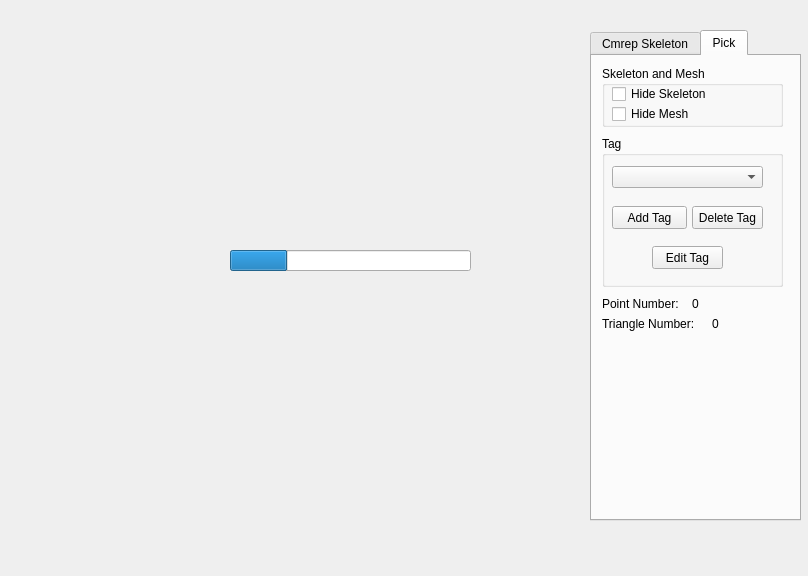
This is EventQtSlotConnect.ui in tiansijie/cmrep_skelGUI as Qt 5 draws it before an edit. The edited form follows.
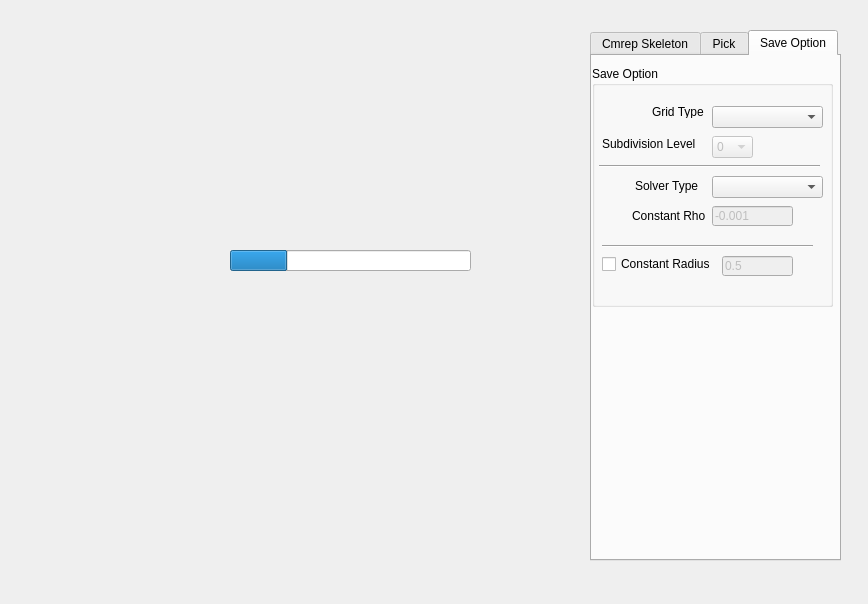
This is the edited form. The open tabs and pages were chosen to show the change. Custom widgets are drawn as their Qt base class.

Commit message: Add decimation and save cmrep file

The edit to the form file:
```diff
--- a/EventQtSlotConnect.ui
+++ b/EventQtSlotConnect.ui
@@ -6,8 +6,8 @@
    <rect>
     <x>0</x>
     <y>0</y>
-    <width>808</width>
-    <height>576</height>
+    <width>868</width>
+    <height>604</height>
    </rect>
   </property>
   <property name="windowTitle">
@@ -23,7 +23,7 @@
       <x>20</x>
       <y>30</y>
       <width>551</width>
-      <height>491</height>
+      <height>531</height>
      </rect>
     </property>
     <property name="sizePolicy">
@@ -41,8 +41,8 @@
      <rect>
       <x>590</x>
       <y>30</y>
-      <width>211</width>
-      <height>491</height>
+      <width>251</width>
+      <height>531</height>
      </rect>
     </property>
     <property name="currentIndex">
@@ -373,8 +373,8 @@
        <rect>
         <x>10</x>
         <y>80</y>
-        <width>181</width>
-        <height>151</height>
+        <width>231</width>
+        <height>131</height>
        </rect>
       </property>
       <property name="title">
@@ -383,9 +383,9 @@
       <widget class="QComboBox" name="comboBoxTagPoint">
        <property name="geometry">
         <rect>
-         <x>10</x>
-         <y>30</y>
-         <width>151</width>
+         <x>20</x>
+         <y>20</y>
+         <width>181</width>
          <height>22</height>
         </rect>
        </property>
@@ -402,8 +402,8 @@
       <widget class="QPushButton" name="pushButtonAddTag">
        <property name="geometry">
         <rect>
-         <x>10</x>
-         <y>70</y>
+         <x>20</x>
+         <y>60</y>
          <width>75</width>
          <height>23</height>
         </rect>
@@ -415,8 +415,8 @@
       <widget class="QPushButton" name="pushButtonDeleteTag">
        <property name="geometry">
         <rect>
-         <x>90</x>
-         <y>70</y>
+         <x>130</x>
+         <y>60</y>
          <width>71</width>
          <height>23</height>
         </rect>
@@ -428,8 +428,8 @@
       <widget class="QPushButton" name="pushButtonEditTag">
        <property name="geometry">
         <rect>
-         <x>50</x>
-         <y>110</y>
+         <x>80</x>
+         <y>100</y>
          <width>71</width>
          <height>23</height>
         </rect>
@@ -443,7 +443,7 @@
       <property name="geometry">
        <rect>
         <x>10</x>
-        <y>240</y>
+        <y>220</y>
         <width>81</width>
         <height>16</height>
        </rect>
@@ -465,7 +465,7 @@
       <property name="geometry">
        <rect>
         <x>100</x>
-        <y>240</y>
+        <y>220</y>
         <width>31</width>
         <height>16</height>
        </rect>
@@ -487,7 +487,7 @@
       <property name="geometry">
        <rect>
         <x>10</x>
-        <y>260</y>
+        <y>240</y>
         <width>101</width>
         <height>16</height>
        </rect>
@@ -509,7 +509,7 @@
       <property name="geometry">
        <rect>
         <x>120</x>
-        <y>260</y>
+        <y>240</y>
         <width>31</width>
         <height>16</height>
        </rect>
@@ -532,7 +532,7 @@
        <rect>
         <x>10</x>
         <y>10</y>
-        <width>181</width>
+        <width>231</width>
         <height>61</height>
        </rect>
       </property>
@@ -566,12 +566,329 @@
        </property>
       </widget>
      </widget>
-     <zorder>groupBox_2</zorder>
-     <zorder>groupBox</zorder>
+     <widget class="QGroupBox" name="groupBox">
+      <property name="geometry">
+       <rect>
+        <x>10</x>
+        <y>270</y>
+        <width>231</width>
+        <height>201</height>
+       </rect>
+      </property>
+      <property name="title">
+       <string>Decimation</string>
+      </property>
+      <widget class="QSlider" name="TargetReductSlider">
+       <property name="geometry">
+        <rect>
+         <x>10</x>
+         <y>60</y>
+         <width>151</width>
+         <height>22</height>
+        </rect>
+       </property>
+       <property name="maximum">
+        <number>100</number>
+       </property>
+       <property name="singleStep">
+        <number>1</number>
+       </property>
+       <property name="pageStep">
+        <number>10</number>
+       </property>
+       <property name="value">
+        <number>0</number>
+       </property>
+       <property name="orientation">
+        <enum>Qt::Horizontal</enum>
+       </property>
+      </widget>
+      <widget class="QLineEdit" name="TargetReductLineEdit">
+       <property name="geometry">
+        <rect>
+         <x>180</x>
+         <y>60</y>
+         <width>41</width>
+         <height>20</height>
+        </rect>
+       </property>
+      </widget>
+      <widget class="QLabel" name="label_18">
+       <property name="geometry">
+        <rect>
+         <x>10</x>
+         <y>30</y>
+         <width>131</width>
+         <height>16</height>
+        </rect>
+       </property>
+       <property name="text">
+        <string>Target Reduction</string>
+       </property>
+      </widget>
+      <widget class="QLabel" name="label_19">
+       <property name="geometry">
+        <rect>
+         <x>10</x>
+         <y>100</y>
+         <width>91</width>
+         <height>16</height>
+        </rect>
+       </property>
+       <property name="text">
+        <string>Feature Angle</string>
+       </property>
+      </widget>
+      <widget class="QSlider" name="FeatureAngleSlider">
+       <property name="geometry">
+        <rect>
+         <x>10</x>
+         <y>120</y>
+         <width>151</width>
+         <height>22</height>
+        </rect>
+       </property>
+       <property name="maximum">
+        <number>360</number>
+       </property>
+       <property name="singleStep">
+        <number>1</number>
+       </property>
+       <property name="pageStep">
+        <number>10</number>
+       </property>
+       <property name="value">
+        <number>0</number>
+       </property>
+       <property name="orientation">
+        <enum>Qt::Horizontal</enum>
+       </property>
+      </widget>
+      <widget class="QLineEdit" name="FeatureAngleLineEdit">
+       <property name="geometry">
+        <rect>
+         <x>180</x>
+         <y>120</y>
+         <width>41</width>
+         <height>20</height>
+        </rect>
+       </property>
+      </widget>
+      <widget class="QPushButton" name="ApplyDecimateButton">
+       <property name="geometry">
+        <rect>
+         <x>50</x>
+         <y>160</y>
+         <width>121</width>
+         <height>23</height>
+        </rect>
+       </property>
+       <property name="text">
+        <string>Apply Decimation</string>
+       </property>
+      </widget>
+     </widget>
+     <zorder>SkandMeshgroupBox</zorder>
+     <zorder>TaggroupBox</zorder>
      <zorder>labelPoint</zorder>
      <zorder>PointNumber</zorder>
      <zorder>labelTriangle</zorder>
      <zorder>TriangleNumber</zorder>
+     <zorder>groupBox</zorder>
+    </widget>
+    <widget class="QWidget" name="tab_3">
+     <attribute name="title">
+      <string>Save Option</string>
+     </attribute>
+     <widget class="QGroupBox" name="SaveOptiongroupBox">
+      <property name="geometry">
+       <rect>
+        <x>0</x>
+        <y>10</y>
+        <width>241</width>
+        <height>241</height>
+       </rect>
+      </property>
+      <property name="title">
+       <string>Save Option</string>
+      </property>
+      <widget class="QLabel" name="label_14">
+       <property name="geometry">
+        <rect>
+         <x>60</x>
+         <y>40</y>
+         <width>54</width>
+         <height>12</height>
+        </rect>
+       </property>
+       <property name="text">
+        <string>Grid Type</string>
+       </property>
+      </widget>
+      <widget class="QComboBox" name="GridTypeComboBox">
+       <property name="geometry">
+        <rect>
+         <x>120</x>
+         <y>40</y>
+         <width>111</width>
+         <height>22</height>
+        </rect>
+       </property>
+      </widget>
+      <widget class="QLabel" name="label_15">
+       <property name="geometry">
+        <rect>
+         <x>10</x>
+         <y>70</y>
+         <width>111</width>
+         <height>16</height>
+        </rect>
+       </property>
+       <property name="text">
+        <string>Subdivision Level</string>
+       </property>
+      </widget>
+      <widget class="QComboBox" name="SubLevelComboBox">
+       <property name="enabled">
+        <bool>false</bool>
+       </property>
+       <property name="geometry">
+        <rect>
+         <x>120</x>
+         <y>70</y>
+         <width>41</width>
+         <height>22</height>
+        </rect>
+       </property>
+       <item>
+        <property name="text">
+         <string>0</string>
+        </property>
+       </item>
+       <item>
+        <property name="text">
+         <string>1</string>
+        </property>
+       </item>
+       <item>
+        <property name="text">
+         <string>2</string>
+        </property>
+       </item>
+       <item>
+        <property name="text">
+         <string>3</string>
+        </property>
+       </item>
+      </widget>
+      <widget class="QLabel" name="label_16">
+       <property name="geometry">
+        <rect>
+         <x>43</x>
+         <y>110</y>
+         <width>81</width>
+         <height>20</height>
+        </rect>
+       </property>
+       <property name="text">
+        <string>Solver Type</string>
+       </property>
+      </widget>
+      <widget class="QComboBox" name="SolverTypeComboBox">
+       <property name="geometry">
+        <rect>
+         <x>120</x>
+         <y>110</y>
+         <width>111</width>
+         <height>22</height>
+        </rect>
+       </property>
+      </widget>
+      <widget class="QLabel" name="label_17">
+       <property name="geometry">
+        <rect>
+         <x>40</x>
+         <y>140</y>
+         <width>81</width>
+         <height>20</height>
+        </rect>
+       </property>
+       <property name="text">
+        <string>Constant Rho</string>
+       </property>
+      </widget>
+      <widget class="Line" name="line_3">
+       <property name="geometry">
+        <rect>
+         <x>7</x>
+         <y>90</y>
+         <width>221</width>
+         <height>20</height>
+        </rect>
+       </property>
+       <property name="orientation">
+        <enum>Qt::Horizontal</enum>
+       </property>
+      </widget>
+      <widget class="QLineEdit" name="RhoLineEdit">
+       <property name="enabled">
+        <bool>false</bool>
+       </property>
+       <property name="geometry">
+        <rect>
+         <x>120</x>
+         <y>140</y>
+         <width>81</width>
+         <height>20</height>
+        </rect>
+       </property>
+       <property name="text">
+        <string>-0.001</string>
+       </property>
+      </widget>
+      <widget class="Line" name="line_4">
+       <property name="geometry">
+        <rect>
+         <x>10</x>
+         <y>170</y>
+         <width>211</width>
+         <height>20</height>
+        </rect>
+       </property>
+       <property name="orientation">
+        <enum>Qt::Horizontal</enum>
+       </property>
+      </widget>
+      <widget class="QCheckBox" name="ConsRadiusCheckBox">
+       <property name="geometry">
+        <rect>
+         <x>10</x>
+         <y>190</y>
+         <width>111</width>
+         <height>16</height>
+        </rect>
+       </property>
+       <property name="text">
+        <string>Constant Radius</string>
+       </property>
+      </widget>
+      <widget class="QLineEdit" name="RadiusLineEdit">
+       <property name="enabled">
+        <bool>false</bool>
+       </property>
+       <property name="geometry">
+        <rect>
+         <x>130</x>
+         <y>190</y>
+         <width>71</width>
+         <height>20</height>
+        </rect>
+       </property>
+       <property name="text">
+        <string>0.5</string>
+       </property>
+      </widget>
+     </widget>
     </widget>
    </widget>
    <widget class="QProgressBar" name="cmrep_progressBar">
```
Left out of the diff: 112 changed lines with no effect on the pictures. The commit also changes 5 other files.
